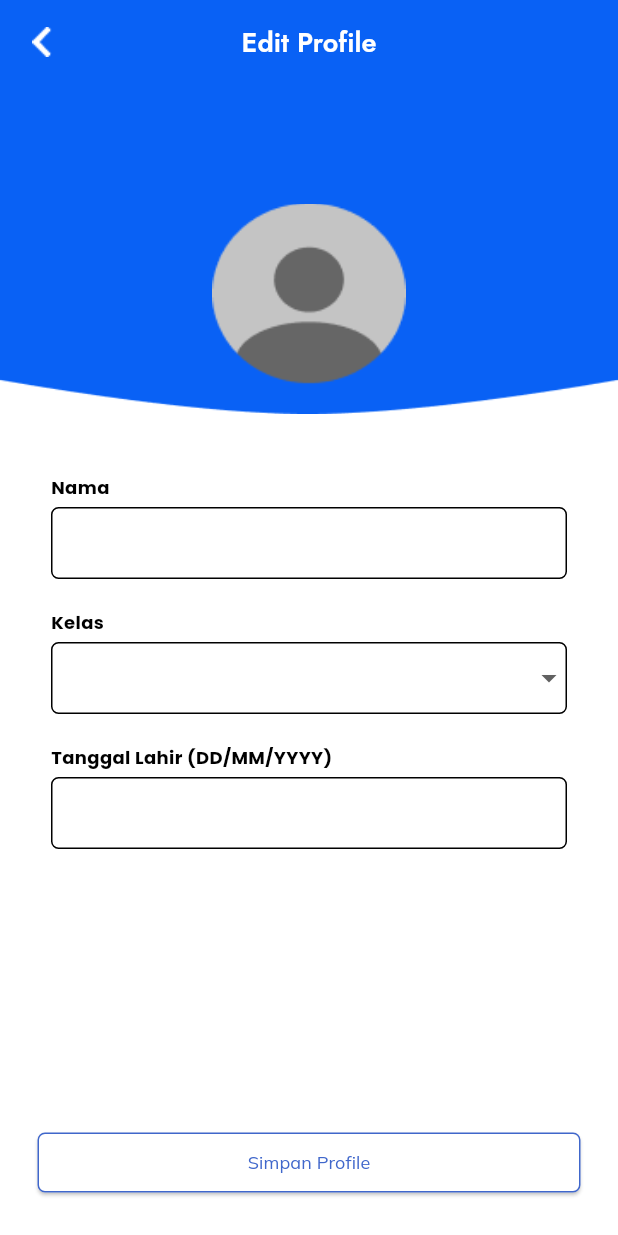
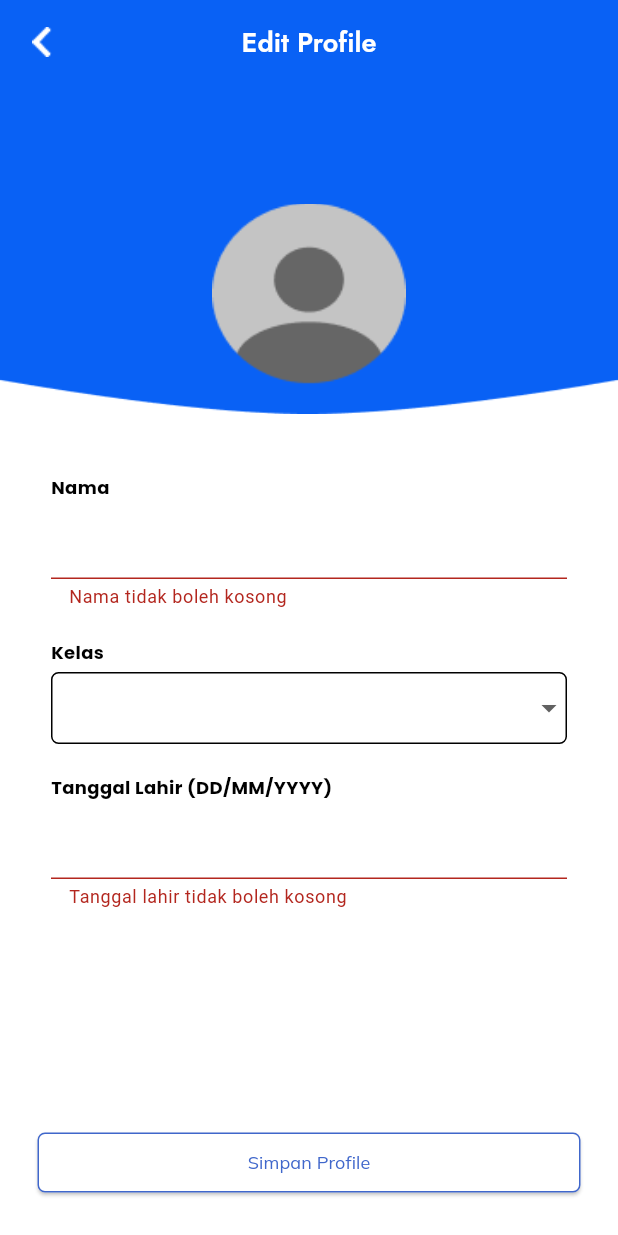
Before and after one commit to Orya228/TubesPPBedu, a Flutter app: the EditProfile screen opened directly, after a tap on "Simpan Profile", on a phone screen of 412 x 824 dp. Run offline on Flutter 3.47's test engine with Material 3 defaults, Android fonts, the phone set to English and light mode, and no system bars; our stand-ins replace bloc, cloud_firestore, firebase_auth, firebase_core, flutter_bloc, google_fonts and 2 more; missing offline and left inert: syncfusion_flutter_pdfviewer; accounts and stored records are empty.

Commit message:
Edit Data Fix

```diff
--- a/e_learning/lib/ui/pages/profile/edit_profile.dart
+++ b/e_learning/lib/ui/pages/profile/edit_profile.dart
@@ -21,6 +21,8 @@ class _EditProfile extends State<EditProfile> {
   String? _kelasController;
   final TextEditingController _tanggalLahirController = TextEditingController();
 
+  final GlobalKey<FormState> _formKey = GlobalKey<FormState>();
+
   @override
   void initState() {
     super.initState();
@@ -40,6 +42,7 @@ class _EditProfile extends State<EditProfile> {
   }
 
   Future<void> _saveUserData() async {
+    if (_formKey.currentState?.validate() ?? false) {
       await _firestore.collection('datadiri').doc(user).update({
         'nama': _namaController.text,
         'kelas': int.parse(_kelasController!),
@@ -55,6 +58,7 @@ class _EditProfile extends State<EditProfile> {
         MaterialPageRoute(builder: (context) => HomeScreen()),
         (route) => false,
       );
+    }
   }
 
   @override
@@ -78,7 +82,9 @@ class _EditProfile extends State<EditProfile> {
           },
         ),
       ),
-      body: Column(
+      body: Form(
+        key: _formKey,
+        child: Column(
           children: [
             Stack(
               children: [
@@ -133,6 +139,7 @@ class _EditProfile extends State<EditProfile> {
                                   if (value == null || value.isEmpty) {
                                     return 'Nama tidak boleh kosong';
                                   }
+                                  print('isi data $value');
                                   return null;
                                 },
                               ),
@@ -157,15 +164,15 @@ class _EditProfile extends State<EditProfile> {
                                     .map((label) => DropdownMenuItem(
                                           child: Text(
                                             label,
-                                          style:
-                                              kHeading6.copyWith(color: kHitam),
+                                            style: kHeading6.copyWith(
+                                                color: kHitam),
                                           ),
                                           value: label,
                                         ))
                                     .toList(),
                                 onChanged: (value) {
                                   setState(() {
-                                  _kelasController = value!;
+                                    _kelasController = value;
                                   });
                                 },
                                 validator: (value) {
@@ -232,8 +239,7 @@ class _EditProfile extends State<EditProfile> {
               ),
             ),
           ],
-        // );
-        // },
+        ),
       ),
     );
   }
```
Lines whose indentation alone changed are shown as unchanged.
